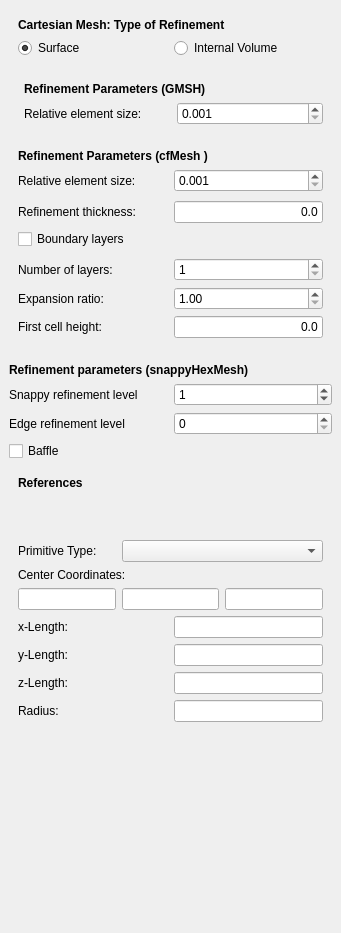
The window that TaskPanelCfdMeshRegion.ui (jaheyns/CfdOF) describes before a commit, drawn with Qt 5.
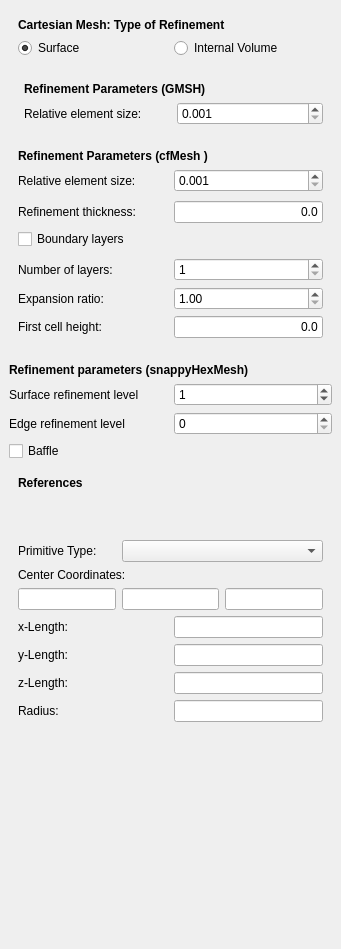
The same window after the commit. Custom widgets are drawn as their Qt base class.

```diff
--- a/TaskPanelCfdMeshRegion.ui
+++ b/TaskPanelCfdMeshRegion.ui
@@ -7,7 +7,7 @@
     <x>0</x>
     <y>0</y>
     <width>341</width>
-    <height>933</height>
+    <height>949</height>
    </rect>
   </property>
   <property name="windowTitle">
@@ -389,7 +389,7 @@
             <item row="1" column="0">
              <widget class="QLabel" name="label">
               <property name="text">
-               <string>Snappy refinement level</string>
+               <string>Surface refinement level</string>
               </property>
               <property name="wordWrap">
                <bool>true</bool>
```
